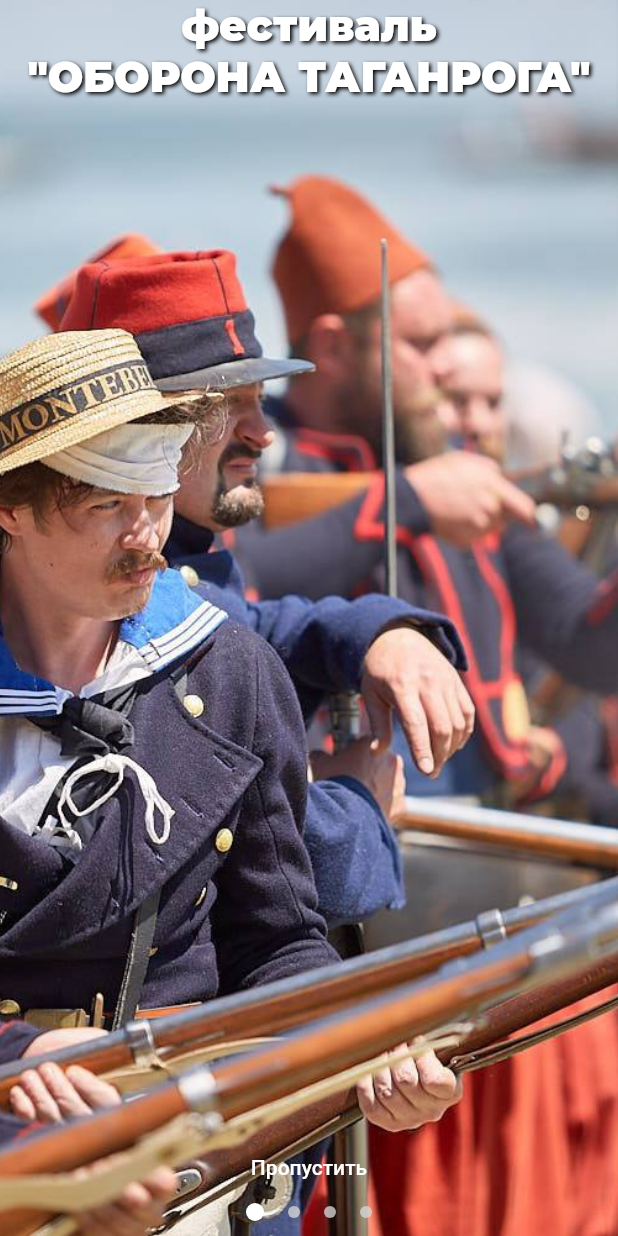
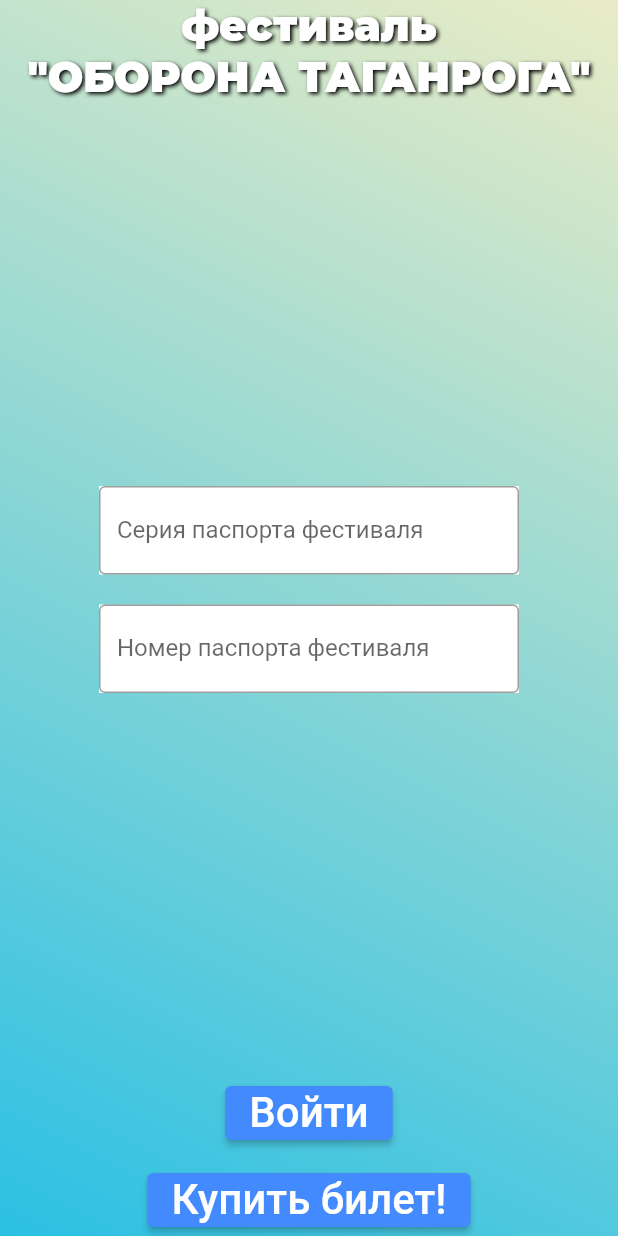
Before and after one commit to Maxim-Magin/CyberGarden, a Flutter app: the StartPage screen opened directly, after a tap on "Пропустить", on a phone screen of 412 x 824 dp. Run offline on Flutter 3.47's test engine with Material 2 defaults, Android fonts, the phone set to English and light mode, and no system bars.

Commit message:
need to add metric data

```diff
--- a/taganrog_defence/lib/Design/design.dart
+++ b/taganrog_defence/lib/Design/design.dart
@@ -2,6 +2,10 @@ import 'package:flutter/material.dart';
 
 class Design{
   static Color themeColor(){
+    return Colors.blueAccent;
+  }
+
+  static Color circleItemColor(){
     return Colors.white;
   }
 
--- a/taganrog_defence/lib/Images/images.dart
+++ b/taganrog_defence/lib/Images/images.dart
@@ -26,4 +26,7 @@ class ApplicationImages{
   static String calendar(){
     return "assets/calday.png";
   }
+  static String defendersScreen(){
+    return "assets/back.jpg";
+  }
 }
--- /dev/null
+++ b/taganrog_defence/lib/Screens/buy_ticket_page/buy_ticket_bloc.dart
@@ -0,0 +1,8 @@
+import 'package:taganrog_defence/bloc/bloc_base.dart';
+
+class TicketBuyBloc extends BlocBase{
+  @override
+  void dispose() {
+    // TODO: implement dispose
+  }
+}
--- /dev/null
+++ b/taganrog_defence/lib/Screens/log_in_page/log_in_bloc.dart
@@ -0,0 +1,8 @@
+import 'package:taganrog_defence/bloc/bloc_base.dart';
+
+class LogInBloc extends BlocBase{
+  @override
+  void dispose() {
+    // TODO: implement dispose
+  }
+}
--- /dev/null
+++ b/taganrog_defence/lib/Screens/log_in_page/log_in_ui.dart
@@ -0,0 +1,131 @@
+import 'package:flutter/material.dart';
+import 'package:taganrog_defence/Design/design.dart';
+import 'package:taganrog_defence/Screens/buy_ticket_page/buy_ticket_bloc.dart';
+import 'package:taganrog_defence/Screens/buy_ticket_page/buy_ticket_ui.dart';
+import 'package:taganrog_defence/bloc/bloc_provider.dart';
+
+class LogInPage extends StatefulWidget {
+  @override
+  _LogInPageState createState() => _LogInPageState();
+}
+
+class _LogInPageState extends State<LogInPage> {
+  final _loginTextController = TextEditingController();
+  final _passwordTextController = TextEditingController();
+
+  @override
+  Widget build(BuildContext context) {
+    return Scaffold(
+      body: SafeArea(
+        child: Container(
+            height: MediaQuery.of(context).size.height,
+            alignment: AlignmentDirectional.center,
+            decoration: BoxDecoration(
+              gradient: LinearGradient(
+                begin: Alignment.bottomLeft,
+                end: Alignment.topRight,
+                colors: [Color(0xFF2bc0e4), Color(0xFFeaecc6)],
+              ),
+            ),
+            child: Column(
+              mainAxisAlignment: MainAxisAlignment.spaceBetween,
+              children: [
+                Column(
+                  children: [
+                    Text(
+                      "фестиваль",
+                      style: Design.titleTextStyle(),
+                      textAlign: TextAlign.center,
+                    ),
+                    Text(
+                      "\"Оборона Таганрога\"".toUpperCase(),
+                      style: Design.titleTextStyle(),
+                      textAlign: TextAlign.center,
+                    ),
+                  ],
+                ),
+                Column(
+                  children: [
+                    Container(
+                      width: 280,
+                      color: Colors.white,
+                      child: TextField(
+                        controller: _loginTextController,
+                        decoration: InputDecoration(
+                          border: OutlineInputBorder(),
+                          labelText: 'Серия паспорта фестиваля',
+                        ),
+                      ),
+                    ),
+                    SizedBox(
+                      height: 20.0,
+                    ),
+                    Container(
+                      width: 280,
+                      color: Colors.white,
+                      child: TextField(
+                        controller: _passwordTextController,
+                        obscureText: true,
+                        decoration: InputDecoration(
+                          border: OutlineInputBorder(),
+                          labelText: 'Номер паспорта фестиваля',
+                        ),
+                      ),
+                    ),
+                  ],
+                ),
+                Column(
+                  children: [
+                    ElevatedButton(
+                      onPressed: () {},
+                      child: Text(
+                        'Войти',
+                        style: TextStyle(fontSize: 28.0),
+                      ),
+                      style: ElevatedButton.styleFrom(
+                          primary: Design.themeColor()),
+                    ),
+                    SizedBox(
+                      height: 10.0,
+                    ),
+                    ElevatedButton(
+                      onPressed: () {
+                        Navigator.of(context).push(PageRouteBuilder(
+                          pageBuilder: (context, animation, secondaryAnimation) =>
+                              BlocProvider(
+                                child: TicketBuyPage(),
+                                bloc: TicketBuyBloc(),
+                              ),
+                          transitionsBuilder:
+                              (context, animation, secondaryAnimation, child) {
+                            return ScaleTransition(
+                              scale: Tween<double>(
+                                begin: 0.0,
+                                end: 1.0,
+                              ).animate(
+                                CurvedAnimation(
+                                  parent: animation,
+                                  curve: Curves.fastOutSlowIn,
+                                ),
+                              ),
+                              alignment: Alignment.center,
+                              child: child,
+                            );
+                          },
+                        ));
+                      },
+                      child: Text(
+                        'Купить билет!',
+                        style: TextStyle(fontSize: 28.0),
+                      ),
+                      style: ElevatedButton.styleFrom(
+                          primary: Design.themeColor()),
+                    ),
+                  ],
+                )
+              ],
+            )),
+      ),
+    );
+  }
+}
--- a/taganrog_defence/lib/start_page/start_page_ui.dart
+++ b/taganrog_defence/lib/Screens/start_page/start_page_ui.dart
@@ -1,6 +1,9 @@
 import 'package:flutter/material.dart';
 import 'package:taganrog_defence/Design/design.dart';
 import 'package:taganrog_defence/Images/images.dart';
+import 'package:taganrog_defence/Screens/log_in_page/log_in_bloc.dart';
+import 'package:taganrog_defence/Screens/log_in_page/log_in_ui.dart';
+import 'package:taganrog_defence/bloc/bloc_provider.dart';
 
 class StartPage extends StatefulWidget {
   @override
@@ -8,7 +11,6 @@ class StartPage extends StatefulWidget {
 }
 
 class _StartPageState extends State<StartPage> {
-
   @override
   Widget build(BuildContext context) {
     return SafeArea(
@@ -42,9 +44,33 @@ class _StartPageState extends State<StartPage> {
               margin: EdgeInsets.only(bottom: 0),
               child: Column(
                 children: [
-                if (_currentPageValue != introWidgetsList(context).length-1)
+                  if (_currentPageValue != introWidgetsList(context).length - 1)
                     TextButton(
-                  onPressed: (){},
+                      onPressed: () {
+                        Navigator.of(context).push(PageRouteBuilder(
+                          pageBuilder: (context, animation, secondaryAnimation) =>
+                              BlocProvider(
+                                child: LogInPage(),
+                                bloc: LogInBloc(),
+                              ),
+                          transitionsBuilder:
+                              (context, animation, secondaryAnimation, child) {
+                            return ScaleTransition(
+                              scale: Tween<double>(
+                                begin: 0.0,
+                                end: 1.0,
+                              ).animate(
+                                CurvedAnimation(
+                                  parent: animation,
+                                  curve: Curves.fastOutSlowIn,
+                                ),
+                              ),
+                              alignment: Alignment.center,
+                              child: child,
+                            );
+                          },
+                        ));
+                      },
                       child: Text(
                         "Пропустить",
                         style: TextStyle(
@@ -64,16 +90,15 @@ class _StartPageState extends State<StartPage> {
                     ],
                   ),
                 ],
-            )
-          ),
+              )),
         ),
       ],
     );
   }
 
-  List<Widget> introWidgetsList(BuildContext context){
-    double _iconItemHeight = MediaQuery.of(context).size.height/7;
-    double _iconItemWidth = MediaQuery.of(context).size.width/3;
+  List<Widget> introWidgetsList(BuildContext context) {
+    double _iconItemHeight = MediaQuery.of(context).size.height / 7;
+    double _iconItemWidth = MediaQuery.of(context).size.width / 3;
     List<Widget> widgets = [
       Container(
         decoration: BoxDecoration(
@@ -110,7 +135,8 @@ class _StartPageState extends State<StartPage> {
               begin: Alignment.bottomLeft,
               end: Alignment.topRight,
               colors: [Color(0xFF2bc0e4), Color(0xFFeaecc6)],
-              )),
+            ),
+          ),
           child: Column(
             mainAxisAlignment: MainAxisAlignment.spaceAround,
             children: [
@@ -141,14 +167,14 @@ class _StartPageState extends State<StartPage> {
                             textAlign: TextAlign.center,
                           ),
                         ],
-                    )
-                  ),
+                      )),
                   Container(
                       width: _iconItemWidth,
                       child: Column(
                         children: [
                           Image(
-                            image: AssetImage(ApplicationImages.locationPointer()),
+                            image:
+                                AssetImage(ApplicationImages.locationPointer()),
                             height: _iconItemHeight,
                             fit: BoxFit.cover,
                           ),
@@ -158,8 +184,7 @@ class _StartPageState extends State<StartPage> {
                             textAlign: TextAlign.center,
                           ),
                         ],
-                      )
-                  ),
+                      )),
                   Container(
                     width: _iconItemWidth,
                     child: Column(
@@ -182,8 +207,7 @@ class _StartPageState extends State<StartPage> {
                 ],
               )
             ],
-          )
-      ),
+          )),
       Container(
         decoration: BoxDecoration(
             gradient: LinearGradient(
@@ -266,16 +290,19 @@ class _StartPageState extends State<StartPage> {
             end: Alignment.topRight,
             colors: [Color(0xFF2bc0e4), Color(0xFFeaecc6)],
           )),
+          child: Padding(
+            padding: EdgeInsets.symmetric(horizontal: 10.0),
             child: Column(
-          mainAxisAlignment: MainAxisAlignment.spaceAround,
+              mainAxisAlignment: MainAxisAlignment.center,
+              children: [
+                Flexible(
+                  child: Column(
                     children: [
                       Text(
                         'Вы можете принять участие как:',
                         style: Design.regularTextStyle(),
                         textAlign: TextAlign.center,
                       ),
-            Column(
-              children: [
                       Text(
                         '- зритель',
                         style: Design.regularTextStyle(),
@@ -303,22 +330,50 @@ class _StartPageState extends State<StartPage> {
                       ),
                     ],
                   ),
-            ElevatedButton(
-                onPressed: (){},
+                  flex: 1,
+                ),
+                Flexible(
+                  child: ElevatedButton(
+                    onPressed: () {
+                      Navigator.of(context).push(PageRouteBuilder(
+                        pageBuilder: (context, animation, secondaryAnimation) =>
+                            BlocProvider(
+                              child: LogInPage(),
+                              bloc: LogInBloc(),
+                            ),
+                        transitionsBuilder:
+                            (context, animation, secondaryAnimation, child) {
+                          return ScaleTransition(
+                            scale: Tween<double>(
+                              begin: 0.0,
+                              end: 1.0,
+                            ).animate(
+                              CurvedAnimation(
+                                parent: animation,
+                                curve: Curves.fastOutSlowIn,
+                              ),
+                            ),
+                            alignment: Alignment.center,
+                            child: child,
+                          );
+                        },
+                      ));
+                    },
                     child: Text(
                       "Принять участие!",
                       style: TextStyle(fontSize: 24.0),
                     ),
-              style: ElevatedButton.styleFrom(
-                primary: Colors.blue[800]
+                    style: ElevatedButton.styleFrom(primary: Colors.blue[800]),
                   ),
-            ),
+                  flex: 1,
+                )
               ],
             ),
-      ),
+          )),
     ];
     return widgets;
   }
+
   Widget circleBar(bool isActive) {
     return AnimatedContainer(
       duration: Duration(milliseconds: 150),
@@ -326,7 +381,7 @@ class _StartPageState extends State<StartPage> {
       height: isActive ? 12 : 8,
       width: isActive ? 12 : 8,
       decoration: BoxDecoration(
-          color: isActive ? Design.themeColor() : Design.disableColor(),
+          color: isActive ? Design.circleItemColor() : Design.disableColor(),
           borderRadius: BorderRadius.all(Radius.circular(12))),
     );
   }
--- a/taganrog_defence/pubspec.yaml
+++ b/taganrog_defence/pubspec.yaml
@@ -59,6 +59,7 @@ flutter:
     - assets/location-pointer.png
     - assets/team.png
     - assets/calday.png
+    - assets/back.jpg
 
   # An image asset can refer to one or more resolution-specific "variants", see
   # https://flutter.dev/assets-and-images/#resolution-aware.
```
Also changed, not shown: taganrog_defence/lib/Screens/buy_ticket_page/buy_ticket_ui.dart (added, +291 -0 lines), taganrog_defence/lib/main.dart (+8 -5 lines), taganrog_defence/assets/back.jpg (added), taganrog_defence/lib/Screens/start_page/start_page_bloc.dart (renamed from taganrog_defence/lib/start_page/start_page_bloc.dart). Lines whose indentation alone changed are shown as unchanged.
